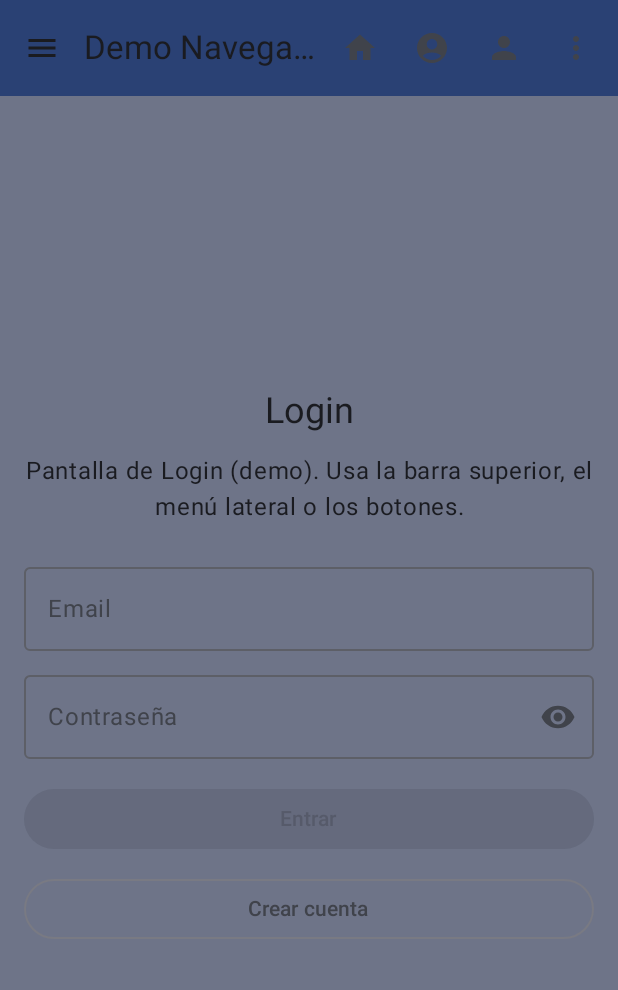
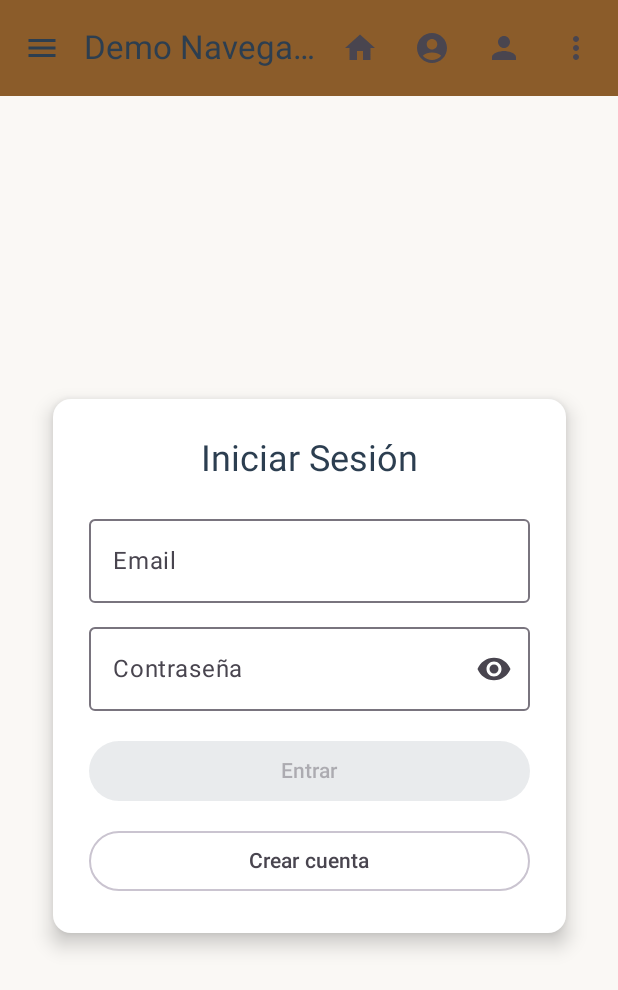
Before and after one commit to SergioAaron12/LegacyFrameApp, an Android app built with Jetpack Compose: the screen it shows after launch (MainActivity), after a tap on "Login", on a phone screen of 412 x 824 dp. Shown: the top 990 px of the screen. Run offline under Robolectric (Android 15) with nearby library versions, the light colour scheme and no system bars; our stand-ins replace Room's generated code.

Commit message:
cambiando colores

```diff
--- a/app/src/main/java/com/example/legacyframeapp/ui/screen/LoginScreen.kt
+++ b/app/src/main/java/com/example/legacyframeapp/ui/screen/LoginScreen.kt
@@ -1,159 +1,151 @@
 package com.example.legacyframeapp.ui.screen
 
-import androidx.compose.foundation.background                 // Fondo
-import androidx.compose.foundation.layout.*                   // Box/Column/Row/Spacer
+// Importaciones (Image, ContentScale, painterResource ya no son necesarias aquí)
+import androidx.compose.foundation.background // <-- MODIFICADO: Importa background
+import androidx.compose.foundation.layout.*
+import androidx.compose.foundation.rememberScrollState
 import androidx.compose.foundation.text.KeyboardOptions
-import androidx.compose.material.icons.Icons                  // Íconos Material
-import androidx.compose.material.icons.filled.Visibility      // Ícono mostrar contraseña
-import androidx.compose.material.icons.filled.VisibilityOff   // Ícono ocultar contraseña
-import androidx.compose.material3.*                           // Material 3
-import androidx.compose.runtime.*                             // remember y Composable
-import androidx.compose.ui.Alignment                          // Alineaciones
-import androidx.compose.ui.Modifier                           // Modificador
-import androidx.compose.ui.platform.LocalContext
-import androidx.compose.ui.text.input.*                       // KeyboardOptions/Types/Transformations
-import androidx.compose.ui.text.style.TextAlign
-import androidx.compose.ui.unit.dp                            // DPs
-import androidx.lifecycle.compose.collectAsStateWithLifecycle // Observa StateFlow con lifecycle
-import androidx.lifecycle.viewmodel.compose.viewModel         // Obtiene ViewModel
-import com.example.legacyframeapp.data.local.storage.UserPreferences
-import com.example.legacyframeapp.ui.viewmodel.AuthViewModel         // Nuestro ViewModel
+import androidx.compose.foundation.verticalScroll
+import androidx.compose.material.icons.Icons
+import androidx.compose.material.icons.filled.Visibility
+import androidx.compose.material.icons.filled.VisibilityOff
+import androidx.compose.material3.*
+import androidx.compose.runtime.*
+import androidx.compose.ui.Alignment
+import androidx.compose.ui.Modifier
+import androidx.compose.ui.text.input.*
+import androidx.compose.ui.unit.dp
+import androidx.lifecycle.compose.collectAsStateWithLifecycle
+import com.example.legacyframeapp.ui.viewmodel.AuthViewModel
 
+// --- Stateful Composable (SIN CAMBIOS) ---
+@Composable
+fun LoginScreenVm(
+    vm: AuthViewModel,
+    onLoginOkNavigateHome: () -> Unit,
+    onGoRegister: () -> Unit
+) {
+    val state by vm.login.collectAsStateWithLifecycle()
 
-//1 Lo primero que creamos en el archivo
-@Composable                                                  // Pantalla Login conectada al VM
-fun LoginScreenVm(
-    vm: AuthViewModel,                            // MOD: recibimos el VM desde NavGraph
-    onLoginOkNavigateHome: () -> Unit,                       // Navega a Home cuando el login es exitoso
-    onGoRegister: () -> Unit                                 // Navega a Registro
-) {
-
-    val state by vm.login.collectAsStateWithLifecycle()      // Observa el StateFlow en tiempo real
-
-    //contexto
-    val context = LocalContext.current
-    //manipulo mi Data Store
-    val userPrefs = remember { UserPreferences(context) }
-
-    LaunchedEffect(state.success) {
-        if (state.success) {                                     // Si login fue exitoso…
-            userPrefs.setLoggedIn(true)
-            vm.clearLoginResult()                                // Limpia banderas
-            onLoginOkNavigateHome()                              // Navega a Home
+    LaunchedEffect(state.success) { // <-- Añadido LaunchedEffect para manejar navegación
+        if (state.success) {
+            vm.clearLoginResult()
+            onLoginOkNavigateHome()
         }
     }
 
-
-    LoginScreen(                                             // Delegamos a UI presentacional
-        email = state.email,                                 // Valor de email
-        pass = state.pass,                                   // Valor de password
-        emailError = state.emailError,                       // Error de email
-        passError = state.passError,                         // (Opcional) error de pass en login
-        canSubmit = state.canSubmit,                         // Habilitar botón
-        isSubmitting = state.isSubmitting,                   // Loading
-        errorMsg = state.errorMsg,                           // Error global
-        onEmailChange = vm::onLoginEmailChange,              // Handler email
-        onPassChange = vm::onLoginPassChange,                // Handler pass
-        onSubmit = vm::submitLogin,                          // Acción enviar
-        onGoRegister = onGoRegister                          // Ir a Registro
+    LoginScreen(
+        email = state.email,
+        pass = state.pass,
+        emailError = state.emailError,
+        passError = state.passError,
+        canSubmit = state.canSubmit,
+        isSubmitting = state.isSubmitting,
+        errorMsg = state.errorMsg,
+        onEmailChange = vm::onLoginEmailChange,
+        onPassChange = vm::onLoginPassChange,
+        onSubmit = vm::submitLogin,
+        onGoRegister = onGoRegister
     )
 }
 
+// --- Stateless/Presentational Composable (MODIFICADO) ---
+@Composable
+private fun LoginScreen(
+    email: String,
+    pass: String,
+    emailError: String?,
+    passError: String?,
+    canSubmit: Boolean,
+    isSubmitting: Boolean,
+    errorMsg: String?,
+    onEmailChange: (String) -> Unit,
+    onPassChange: (String) -> Unit,
+    onSubmit: () -> Unit,
+    onGoRegister: () -> Unit
+) {
+    var showPass by remember { mutableStateOf(false) }
+    val scrollState = rememberScrollState()
 
-//2 modificamos la funcion principal haciendo private y agregando variable y elementos dle fiormulario
-@Composable // Pantalla Login (solo navegación, sin formularios)
-private fun LoginScreen(
-    //3 Modificamos estos parametros
-    email: String,                                           // Campo email
-    pass: String,                                            // Campo contraseña
-    emailError: String?,                                     // Error de email
-    passError: String?,                                      // Error de password (opcional)
-    canSubmit: Boolean,                                      // Habilitar botón
-    isSubmitting: Boolean,                                   // Flag loading
-    errorMsg: String?,                                       // Error global (credenciales)
-    onEmailChange: (String) -> Unit,                         // Handler cambio email
-    onPassChange: (String) -> Unit,                          // Handler cambio password
-    onSubmit: () -> Unit,                                    // Acción enviar
-    onGoRegister: () -> Unit                                 // Acción ir a registro
-) {
-    val bg = MaterialTheme.colorScheme.secondaryContainer // Fondo distinto para contraste
-    //4 Agregamos la siguiente linea
-    var showPass by remember { mutableStateOf(false) }        // Estado local para mostrar/ocultar contraseña
-
+    // --- ESTRUCTURA MODIFICADA ---
     Box(
         modifier = Modifier
-            .fillMaxSize() // Ocupa todo
-            .background(bg) // Fondo
-            .padding(16.dp), // Margen
-        contentAlignment = Alignment.Center // Centro
+            .fillMaxSize()
+            // =====> CAMBIO 1: Fondo de color café claro (de tu tema) <=====
+            .background(MaterialTheme.colorScheme.background)
+            .padding(16.dp), // Padding para que la tarjeta no toque los bordes
+        contentAlignment = Alignment.Center
     ) {
+        // 1. Imagen de Fondo
+        // --- SE ELIMINÓ EL COMPOSABLE Image(...) ---
+
+        // 2. Tarjeta de Formulario
+        Surface(
+            modifier = Modifier
+                .fillMaxWidth(0.9f), // Ocupa el 90% del ancho
+            // =====> CAMBIO 2: Color blanco opaco (de tu tema) <=====
+            color = MaterialTheme.colorScheme.surface,
+            shape = MaterialTheme.shapes.medium,
+            shadowElevation = 8.dp
+        ) {
+            // 3. Contenido del Formulario (la columna que ya tenías)
             Column(
-            //5 Anexamos el modificador
-            modifier = Modifier.fillMaxWidth(),              // Ancho completo
-            horizontalAlignment = Alignment.CenterHorizontally // Centrado horizontal
+                modifier = Modifier
+                    .padding(24.dp)
+                    .verticalScroll(scrollState),
+                horizontalAlignment = Alignment.CenterHorizontally
             ) {
                 Text(
-                text = "Login",
-                style = MaterialTheme.typography.headlineSmall // Título
+                    text = "Iniciar Sesión",
+                    style = MaterialTheme.typography.headlineSmall
                 )
-            Spacer(Modifier.height(12.dp)) // Separación
+                Spacer(Modifier.height(16.dp))
 
-            Text(
-                text = "Pantalla de Login (demo). Usa la barra superior, el menú lateral o los botones.",
-                textAlign = TextAlign.Center // Alineación centrada
+                // --- EMAIL ---
+                OutlinedTextField(
+                    value = email,
+                    onValueChange = onEmailChange,
+                    label = { Text("Email") },
+                    singleLine = true,
+                    isError = emailError != null,
+                    keyboardOptions = KeyboardOptions(keyboardType = KeyboardType.Email),
+                    modifier = Modifier.fillMaxWidth()
                 )
-            Spacer(Modifier.height(20.dp)) // Separación
-
-            //5 Borramos los elementos anteriores y comenzamos a agregar los elementos dle formulario
-// ---------- EMAIL ----------
-            OutlinedTextField(
-                value = email,                               // Valor actual
-                onValueChange = onEmailChange,               // Notifica VM (valida email)
-                label = { Text("Email") },                   // Etiqueta
-                singleLine = true,                           // Una línea
-                isError = emailError != null,                // Marca error si corresponde
-                keyboardOptions = KeyboardOptions(
-                    keyboardType = KeyboardType.Email        // Teclado de email
-                ),
-                modifier = Modifier.fillMaxWidth()           // Ancho completo
-            )
-            if (emailError != null) {                        // Muestra mensaje si hay error
+                if (emailError != null) {
                     Text(emailError, color = MaterialTheme.colorScheme.error, style = MaterialTheme.typography.labelSmall)
                 }
+                Spacer(Modifier.height(8.dp))
 
-            Spacer(Modifier.height(8.dp))                    // Espacio
-
-            // ---------- PASSWORD (oculta por defecto) ----------
+                // --- PASSWORD ---
                 OutlinedTextField(
-                value = pass,                                // Valor actual
-                onValueChange = onPassChange,                // Notifica VM
-                label = { Text("Contraseña") },              // Etiqueta
-                singleLine = true,                           // Una línea
-                visualTransformation = if (showPass) VisualTransformation.None else PasswordVisualTransformation(), // Toggle mostrar/ocultar
-                trailingIcon = {                             // Ícono para alternar visibilidad
+                    value = pass,
+                    onValueChange = onPassChange,
+                    label = { Text("Contraseña") },
+                    singleLine = true,
+                    isError = passError != null,
+                    visualTransformation = if (showPass) VisualTransformation.None else PasswordVisualTransformation(),
+                    trailingIcon = {
                         IconButton(onClick = { showPass = !showPass }) {
                             Icon(
                                 imageVector = if (showPass) Icons.Filled.VisibilityOff else Icons.Filled.Visibility,
-                            contentDescription = if (showPass) "Ocultar contraseña" else "Mostrar contraseña"
+                                contentDescription = if (showPass) "Ocultar" else "Mostrar"
                             )
                         }
                     },
-                isError = passError != null,                 // (Opcional) marcar error
-                modifier = Modifier.fillMaxWidth()           // Ancho completo
+                    modifier = Modifier.fillMaxWidth()
                 )
-            if (passError != null) {                         // (Opcional) mostrar error
+                if (passError != null) {
                     Text(passError, color = MaterialTheme.colorScheme.error, style = MaterialTheme.typography.labelSmall)
                 }
+                Spacer(Modifier.height(16.dp))
 
-            Spacer(Modifier.height(16.dp))                   // Espacio
-
-            // ---------- BOTÓN ENTRAR ----------
+                // --- BOTÓN ENTRAR ---
                 Button(
-                onClick = onSubmit,                          // Envía login
-                enabled = canSubmit && !isSubmitting,        // Solo si válido y no cargando
-                modifier = Modifier.fillMaxWidth()           // Ancho completo
+                    onClick = onSubmit,
+                    enabled = canSubmit && !isSubmitting,
+                    modifier = Modifier.fillMaxWidth()
                 ) {
-                if (isSubmitting) {                          // UI de carga
+                    if (isSubmitting) {
                         CircularProgressIndicator(strokeWidth = 2.dp, modifier = Modifier.size(18.dp))
                         Spacer(Modifier.width(8.dp))
                         Text("Validando...")
@@ -162,18 +154,17 @@ private fun LoginScreen(
                     }
                 }
 
-            if (errorMsg != null) {                          // Error global (credenciales)
+                if (errorMsg != null) {
                     Spacer(Modifier.height(8.dp))
                     Text(errorMsg, color = MaterialTheme.colorScheme.error)
                 }
+                Spacer(Modifier.height(12.dp))
 
-            Spacer(Modifier.height(12.dp))                   // Espacio
-
-            // ---------- BOTÓN IR A REGISTRO ----------
+                // --- BOTÓN IR A REGISTRO ---
                 OutlinedButton(onClick = onGoRegister, modifier = Modifier.fillMaxWidth()) {
                     Text("Crear cuenta")
                 }
-            //fin modificacion de formulario
             }
         }
     }
+}
--- a/app/src/main/java/com/example/legacyframeapp/ui/theme/Color.kt
+++ b/app/src/main/java/com/example/legacyframeapp/ui/theme/Color.kt
@@ -2,10 +2,12 @@
 
 import androidx.compose.ui.graphics.Color
 
-val Purple80 = Color(0xFFD0BCFF)
-val PurpleGrey80 = Color(0xFFCCC2DC)
-val Pink80 = Color(0xFFEFB8C8)
-
-val Purple40 = Color(0xFF6650a4)
-val PurpleGrey40 = Color(0xFF625b71)
-val Pink40 = Color(0xFF7D5260)
+// Colores de tu marca "Legacy Frames"
+val PrimaryBrown = Color(0xFF8B5C2A) // Café principal (para TopBar, botones)
+val SecondaryBrown = Color(0xFFA6784E) // Café secundario
+val AccentBrown = Color(0xFFD4A574) // Café claro (para acentos)
+val DarkBrown = Color(0xFF5C3A1A) // Café oscuro (para bordes, hover)
+val LightBackground = Color(0xFFFAF8F5) // Fondo claro de la app
+val TextDark = Color(0xFF2c3e50) // Texto oscuro principal
+val White = Color(0xFFFFFFFF) // Blanco
+val ErrorRed = Color(0xFFB00020) // Rojo para errores
--- a/app/src/main/java/com/example/legacyframeapp/ui/theme/Theme.kt
+++ b/app/src/main/java/com/example/legacyframeapp/ui/theme/Theme.kt
@@ -1,57 +1,59 @@
 package com.example.legacyframeapp.ui.theme
 
-import android.os.Build
+import android.app.Activity
 import androidx.compose.foundation.isSystemInDarkTheme
 import androidx.compose.material3.MaterialTheme
-import androidx.compose.material3.darkColorScheme
-import androidx.compose.material3.dynamicDarkColorScheme
-import androidx.compose.material3.dynamicLightColorScheme
-import androidx.compose.material3.lightColorScheme
+import androidx.compose.material3.lightColorScheme // Solo usaremos tema claro
 import androidx.compose.runtime.Composable
-import androidx.compose.ui.platform.LocalContext
+import androidx.compose.runtime.SideEffect
+import androidx.compose.ui.graphics.Color // Importa Color directamente
+import androidx.compose.ui.graphics.toArgb
+import androidx.compose.ui.platform.LocalView
+import androidx.core.view.WindowCompat
 
-private val DarkColorScheme = darkColorScheme(
-    primary = Purple80,
-    secondary = PurpleGrey80,
-    tertiary = Pink80
+// --- Paleta de Colores CLARA usando tus variables de Color.kt ---
+// Esta sección toma los colores que definiste en Color.kt (PrimaryBrown, White, etc.)
+// y le dice a Material Design cómo usarlos en los componentes.
+private val LightColorScheme = lightColorScheme(
+    primary = PrimaryBrown,         // Color principal (Usado por TopAppBar, botones llenos, etc.)
+    secondary = SecondaryBrown,     // Color secundario (Menos usado por defecto)
+    tertiary = AccentBrown,         // Color de acento (FloatingActionButton, badges, etc.)
+    background = LightBackground,   // Fondo general de las pantallas
+    surface = White,                // Fondo de elementos elevados como Cards, Menús
+    onPrimary = White,              // Color del texto/iconos SOBRE el color primario (ej: texto en TopBar café)
+    onSecondary = White,            // Color del texto/iconos SOBRE el color secundario
+    onTertiary = TextDark,          // Color del texto/iconos SOBRE el color de acento
+    onBackground = TextDark,        // Color del texto SOBRE el fondo general
+    onSurface = TextDark,           // Color del texto SOBRE superficies (ej: texto en Cards blancas)
+    error = ErrorRed,               // Color para mensajes de error
+    onError = White                 // Color del texto SOBRE el color de error
+    // Puedes definir más mapeos si los necesitas (surfaceVariant, outline, etc.)
 )
 
-private val LightColorScheme = lightColorScheme(
-    primary = Purple40,
-    secondary = PurpleGrey40,
-    tertiary = Pink40
-
-    /* Other default colors to override
-    background = Color(0xFFFFFBFE),
-    surface = Color(0xFFFFFBFE),
-    onPrimary = Color.White,
-    onSecondary = Color.White,
-    onTertiary = Color.White,
-    onBackground = Color(0xFF1C1B1F),
-    onSurface = Color(0xFF1C1B1F),
-    */
-)
-
+// --- Función Composable del Tema ---
+// Esta es la función que envuelve tu app en MainActivity.kt
 @Composable
-fun UINavegacionTheme(
-    darkTheme: Boolean = isSystemInDarkTheme(),
-    // Dynamic color is available on Android 12+
-    dynamicColor: Boolean = true,
-    content: @Composable () -> Unit
+fun UINavegacionTheme( // Mantenemos el nombre del ejemplo para compatibilidad
+    darkTheme: Boolean = isSystemInDarkTheme(), // No usaremos tema oscuro por ahora
+    content: @Composable () -> Unit // El contenido de tu app se pasa aquí
 ) {
-    val colorScheme = when {
-        dynamicColor && Build.VERSION.SDK_INT >= Build.VERSION_CODES.S -> {
-            val context = LocalContext.current
-            if (darkTheme) dynamicDarkColorScheme(context) else dynamicLightColorScheme(context)
+    // Forzamos el uso de la paleta clara que definimos arriba
+    val colorScheme = LightColorScheme
+    val view = LocalView.current
+    if (!view.isInEditMode) {
+        // Efecto secundario para cambiar el color de la barra de estado del sistema (la de arriba del todo)
+        SideEffect {
+            val window = (view.context as Activity).window
+            window.statusBarColor = colorScheme.primary.toArgb() // Barra de estado café
+            // Íconos de la barra de estado (wifi, batería) claros (false) u oscuros (true)
+            WindowCompat.getInsetsController(window, view).isAppearanceLightStatusBars = false // Íconos claros
         }
-
-        darkTheme -> DarkColorScheme
-        else -> LightColorScheme
     }
 
+    // Aplica el tema de Material 3 a todo el contenido dentro de él
     MaterialTheme(
-        colorScheme = colorScheme,
-        typography = Typography,
-        content = content
+        colorScheme = colorScheme, // Usa nuestra paleta de colores café
+        typography = Typography, // Usa las fuentes definidas en Type.kt
+        content = content      // Renderiza tu app (NavGraph, Screens, etc.)
     )
 }
```
Also changed, not shown: app/src/main/java/com/example/legacyframeapp/ui/screen/RegisterScreen.kt (+68 -69 lines). Lines whose indentation alone changed are shown as unchanged.
